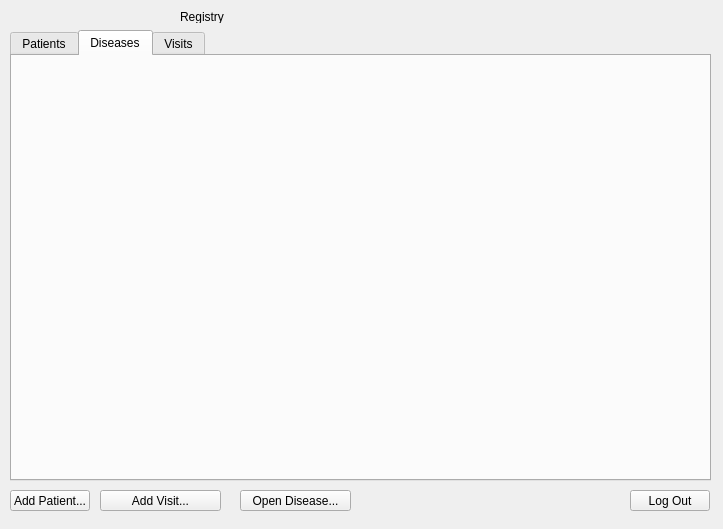
The window that registryform.ui (nikifor511/hhospital) describes before a commit, drawn with Qt 5.
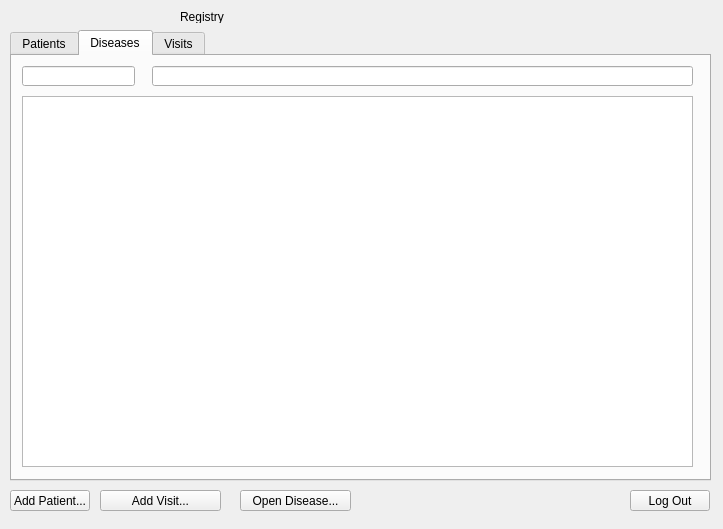
The same window after the commit. The open tabs and pages were chosen to show the change.

Patch:
```diff
--- a/registryform.ui
+++ b/registryform.ui
@@ -135,6 +135,42 @@
     <attribute name="title">
      <string>Diseases</string>
     </attribute>
+    <widget class="QLineEdit" name="IDPatientLineEdit">
+     <property name="geometry">
+      <rect>
+       <x>10</x>
+       <y>10</y>
+       <width>113</width>
+       <height>20</height>
+      </rect>
+     </property>
+     <property name="readOnly">
+      <bool>true</bool>
+     </property>
+    </widget>
+    <widget class="QLineEdit" name="FIOPatientLineEdit_2">
+     <property name="geometry">
+      <rect>
+       <x>140</x>
+       <y>10</y>
+       <width>541</width>
+       <height>20</height>
+      </rect>
+     </property>
+     <property name="readOnly">
+      <bool>true</bool>
+     </property>
+    </widget>
+    <widget class="QTableView" name="DiseasesTableView">
+     <property name="geometry">
+      <rect>
+       <x>10</x>
+       <y>40</y>
+       <width>671</width>
+       <height>371</height>
+      </rect>
+     </property>
+    </widget>
    </widget>
    <widget class="QWidget" name="VisitsTab">
     <attribute name="title">
```
Left out of the diff: 2 changed lines with no effect on the pictures.
